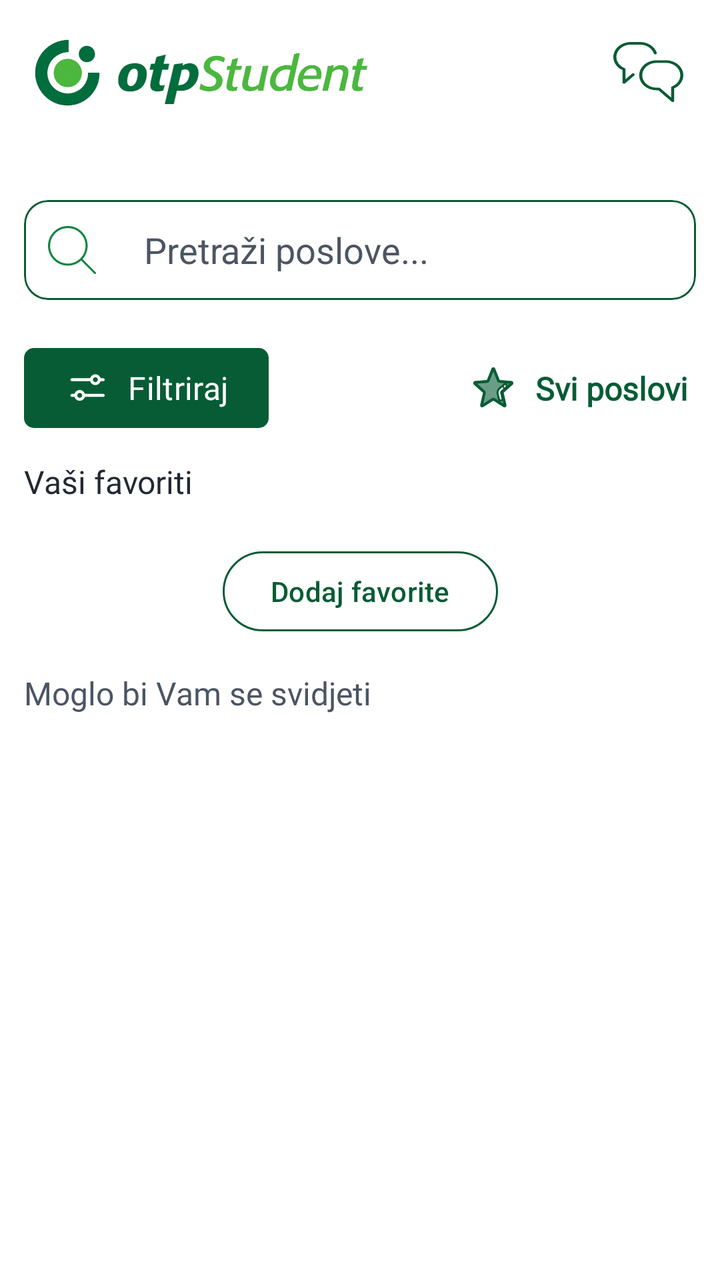
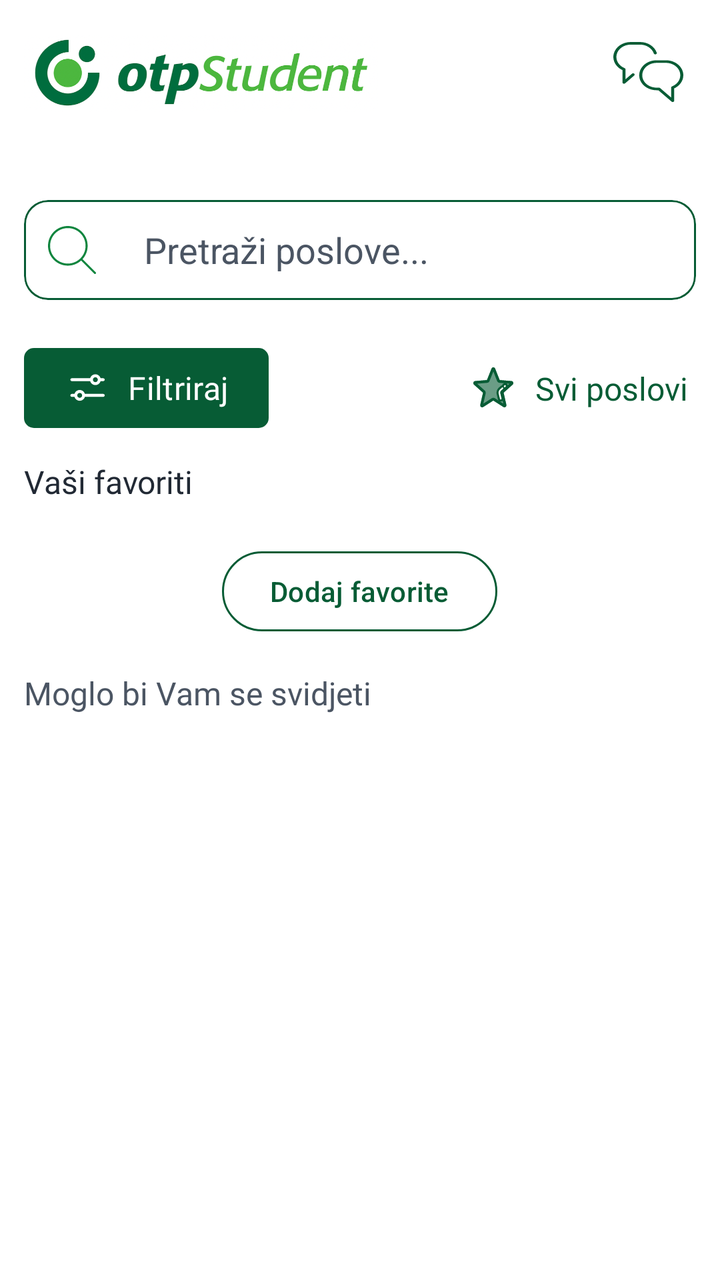

Before-and-after screenshots of an Android layout around one commit, followed by the original layout XML and the change that was made.
<!-- AndroidManifest.xml: application theme Theme.OTPStudent -->
<!-- res/layout/fragment_jobs_favorites.xml -->
<?xml version="1.0" encoding="utf-8"?>
<androidx.constraintlayout.widget.ConstraintLayout xmlns:android="http://schemas.android.com/apk/res/android"
    xmlns:app="http://schemas.android.com/apk/res-auto"
    xmlns:tools="http://schemas.android.com/tools"
    android:layout_width="match_parent"
    android:layout_height="match_parent"
    android:background="@android:color/white"
    tools:context="ui.jobs.JobsFavoritesFragment">

    <include
        android:id="@+id/header"
        layout="@layout/view_header"
        android:layout_width="0dp"
        android:layout_height="wrap_content"
        app:layout_constraintTop_toTopOf="parent"
        app:layout_constraintStart_toStartOf="parent"
        app:layout_constraintEnd_toEndOf="parent" />

    <androidx.constraintlayout.widget.ConstraintLayout
        android:id="@+id/content"
        android:layout_width="0dp"
        android:layout_height="0dp"
        android:paddingHorizontal="12dp"
        android:paddingTop="12dp"
        app:layout_constraintTop_toBottomOf="@id/header"
        app:layout_constraintBottom_toBottomOf="parent"
        app:layout_constraintStart_toStartOf="parent"
        app:layout_constraintEnd_toEndOf="parent">

        
        <com.google.android.material.card.MaterialCardView
            android:id="@+id/layoutSearch"
            android:layout_width="0dp"
            android:layout_height="50dp"
            android:layout_marginTop="12dp"
            android:backgroundTint="@color/white"
            app:cardCornerRadius="12dp"
            app:cardElevation="0dp"
            app:layout_constraintStart_toStartOf="parent"
            app:layout_constraintEnd_toEndOf="parent"
            app:layout_constraintTop_toTopOf="parent"
            app:strokeColor="@color/otp_green"
            app:strokeWidth="1dp">

            <androidx.constraintlayout.widget.ConstraintLayout
                android:layout_width="match_parent"
                android:layout_height="match_parent">

                <FrameLayout
                    android:id="@+id/iconContainer"
                    android:layout_width="48dp"
                    android:layout_height="0dp"
                    android:gravity="center"
                    app:layout_constraintTop_toTopOf="parent"
                    app:layout_constraintBottom_toBottomOf="parent"
                    app:layout_constraintStart_toStartOf="parent">

                    <ImageView
                        android:id="@+id/ivSearch"
                        android:layout_width="match_parent"
                        android:layout_height="match_parent"
                        android:contentDescription="@string/search_icon"
                        android:padding="12dp"
                        android:src="@drawable/ic_search" />
                </FrameLayout>

                <FrameLayout
                    android:id="@+id/searchContainer"
                    android:layout_width="0dp"
                    android:layout_height="0dp"
                    app:layout_constraintTop_toTopOf="parent"
                    app:layout_constraintBottom_toBottomOf="parent"
                    app:layout_constraintStart_toEndOf="@id/iconContainer"
                    app:layout_constraintEnd_toEndOf="parent">

                    <com.google.android.material.textfield.TextInputEditText
                        android:id="@+id/etSearch"
                        android:layout_width="match_parent"
                        android:layout_height="match_parent"
                        android:autofillHints=""
                        android:background="@android:color/transparent"
                        android:hint="Pretraži poslove..."
                        android:inputType="text"
                        android:paddingHorizontal="12dp"
                        android:singleLine="true"
                        android:textColor="@color/black"
                        android:textColorHint="@color/otp_grey_dark" />
                </FrameLayout>

            </androidx.constraintlayout.widget.ConstraintLayout>

        </com.google.android.material.card.MaterialCardView>

        <androidx.constraintlayout.widget.ConstraintLayout
            android:id="@+id/filterRow"
            android:layout_width="0dp"
            android:layout_height="wrap_content"
            android:layout_marginTop="20dp"
            app:layout_constraintTop_toBottomOf="@id/layoutSearch"
            app:layout_constraintStart_toStartOf="parent"
            app:layout_constraintEnd_toEndOf="parent">

            <com.google.android.material.button.MaterialButton
                android:id="@+id/btnFilter"
                style="@style/Tekst"
                android:layout_width="wrap_content"
                android:layout_height="wrap_content"
                android:drawableLeft="@drawable/ic_filter"
                android:drawablePadding="6dp"
                android:gravity="center_vertical"
                android:paddingHorizontal="20dp"
                android:paddingVertical="5dp"
                android:text="Filtriraj"
                android:textColor="@color/white"
                app:backgroundTint="@color/otp_green_dark"
                app:cornerRadius="5dp"
                app:drawableTint="@color/white"
                app:layout_constraintStart_toStartOf="parent"
                app:layout_constraintTop_toTopOf="parent"
                app:layout_constraintBottom_toBottomOf="parent" />

            <TextView
                android:id="@+id/btnFavourites"
                style="@style/TekstInterakcija"
                android:layout_width="wrap_content"
                android:layout_height="wrap_content"
                android:layout_marginEnd="4dp"
                android:drawableLeft="@drawable/ic_favorite_filled"
                android:drawablePadding="10dp"
                android:gravity="center_vertical"
                android:text="Svi poslovi"
                android:textStyle="bold"
                app:drawableTint="@color/otp_green_dark"
                app:layout_constraintEnd_toEndOf="parent"
                app:layout_constraintTop_toTopOf="parent"
                app:layout_constraintBottom_toBottomOf="parent" />

            <TextView
                android:id="@+id/tvActiveFilters"
                style="@style/Tekst"
                android:layout_width="0dp"
                android:layout_height="wrap_content"
                android:layout_marginStart="8dp"
                android:layout_marginEnd="8dp"
                android:ellipsize="end"
                android:singleLine="true"
                android:textColor="@color/otp_grey"
                android:visibility="gone"
                app:layout_constraintStart_toEndOf="@id/btnFilter"
                app:layout_constraintEnd_toStartOf="@id/btnFavourites"
                app:layout_constraintTop_toTopOf="parent"
                app:layout_constraintBottom_toBottomOf="parent" />

        </androidx.constraintlayout.widget.ConstraintLayout>

        <TextView
            android:id="@+id/tvFavoritesTitle"
            style="@style/Tekst"
            android:layout_width="0dp"
            android:layout_height="wrap_content"
            android:text="Vaši favoriti"
            android:layout_marginTop="12dp"
            app:layout_constraintTop_toBottomOf="@id/filterRow"
            app:layout_constraintStart_toStartOf="parent"
            app:layout_constraintEnd_toEndOf="parent" />

        <TextView
            android:id="@+id/tvEmptyFavorites"
            android:layout_width="wrap_content"
            android:layout_height="wrap_content"
            android:layout_margin="12dp"
            android:text="Trenutno nema omiljenih poslova."
            android:textColor="@color/otp_grey"
            android:textSize="14sp"
            android:visibility="gone"
            app:layout_constraintBottom_toTopOf="@+id/btnAddFavorites"
            app:layout_constraintEnd_toEndOf="parent"
            app:layout_constraintStart_toStartOf="parent"
            app:layout_constraintTop_toBottomOf="@id/tvFavoritesTitle" />

        <androidx.recyclerview.widget.RecyclerView
            android:id="@+id/rvFavorites"
            android:layout_width="0dp"
            android:layout_height="wrap_content"
            android:layout_marginTop="8dp"
            app:layout_constraintTop_toBottomOf="@id/tvFavoritesTitle"
            app:layout_constraintStart_toStartOf="parent"
            app:layout_constraintEnd_toEndOf="parent" />

        <com.google.android.material.button.MaterialButton
            android:id="@+id/btnAddFavorites"
            android:layout_width="wrap_content"
            android:layout_height="wrap_content"
            android:text="Dodaj favorite"
            android:textAllCaps="false"
            android:layout_marginTop="12dp"
            app:cornerRadius="20dp"
            app:strokeWidth="1dp"
            app:strokeColor="@color/otp_green_dark"
            app:backgroundTint="@android:color/transparent"
            android:textColor="@color/otp_green_dark"
            app:layout_constraintTop_toBottomOf="@id/rvFavorites"
            app:layout_constraintStart_toStartOf="parent"
            app:layout_constraintEnd_toEndOf="parent" />

        <TextView
            android:id="@+id/tvRecommendationsTitle"
            style="@style/Tekst"
            android:layout_width="0dp"
            android:layout_height="wrap_content"
            android:text="Moglo bi Vam se svidjeti"
            android:textColor="@color/otp_grey_dark"
            android:layout_marginTop="16dp"
            app:layout_constraintTop_toBottomOf="@id/btnAddFavorites"
            app:layout_constraintStart_toStartOf="parent"
            app:layout_constraintEnd_toEndOf="parent" />

        <androidx.recyclerview.widget.RecyclerView
            android:id="@+id/rvRecommendations"
            android:layout_width="0dp"
            android:layout_height="0dp"
            android:layout_marginTop="8dp"
            app:layout_constraintTop_toBottomOf="@id/tvRecommendationsTitle"
            app:layout_constraintBottom_toBottomOf="parent"
            app:layout_constraintStart_toStartOf="parent"
            app:layout_constraintEnd_toEndOf="parent" />

    </androidx.constraintlayout.widget.ConstraintLayout>

</androidx.constraintlayout.widget.ConstraintLayout>
<!-- res/layout/view_header.xml (included above) -->
<?xml version="1.0" encoding="utf-8"?>
<LinearLayout xmlns:android="http://schemas.android.com/apk/res/android"
    xmlns:app="http://schemas.android.com/apk/res-auto"
    android:id="@+id/topBar"
    android:layout_width="match_parent"
    android:layout_height="wrap_content"
    android:orientation="horizontal"
    android:paddingStart="12dp"
    android:paddingEnd="12dp"
    android:paddingTop="12dp"
    android:paddingBottom="16dp"
    android:gravity="center_vertical">

    <ImageView
        android:id="@+id/imgLogo"
        android:layout_width="0dp"
        android:layout_height="40dp"
        android:layout_weight="1"
        android:src="@drawable/otp_student_logo"
        android:adjustViewBounds="true"
        android:scaleType="fitStart"
        android:contentDescription="@string/cd_app_logo" />

    <ImageButton
        android:id="@+id/btnChatbot"
        android:layout_width="48dp"
        android:layout_height="48dp"
        android:background="?attr/selectableItemBackgroundBorderless"
        android:padding="5dp"
        android:src="@drawable/ic_chat"
        app:tint="@color/otp_green_dark"
        android:contentDescription="@string/cd_open_chatbot" />

</LinearLayout>
<!-- resources referenced by this layout -->
<resources>
  <color name="black">#212934</color>
  <color name="otp_green">#075C35</color>
  <color name="otp_green_dark">#075C35</color>
  <color name="otp_grey">#898989</color>
  <color name="otp_grey_dark">#4B5563</color>
  <color name="white">#FFFFFFFF</color>
  <!-- drawable ic_chat: vector/xml drawable (drawable, 2050 chars, omitted) -->
  <!-- drawable ic_favorite_filled: vector/xml drawable (drawable, 20084 chars, omitted) -->
  <!-- drawable ic_filter: vector/xml drawable (drawable, 2233 chars, omitted) -->
  <!-- drawable ic_search (drawable) -->
  <vector xmlns:android="http://schemas.android.com/apk/res/android"
      android:width="20dp"
      android:height="20dp"
      android:viewportWidth="20"
      android:viewportHeight="20">
    <path
        android:pathData="M14.22,13.603C14.05,13.433 13.776,13.433 13.606,13.603C13.436,13.773 13.436,14.051 13.606,14.221L14.22,13.603ZM19.258,19.872C19.428,20.042 19.702,20.042 19.872,19.872C20.042,19.702 20.042,19.424 19.872,19.254L19.258,19.872ZM15.652,8.26C15.652,12.343 12.344,15.651 8.261,15.651V16.52C12.823,16.52 16.522,12.82 16.522,8.26H15.652ZM8.261,15.651C4.178,15.651 0.87,12.343 0.87,8.26H0C0,12.82 3.699,16.52 8.261,16.52V15.651ZM0.87,8.26C0.87,4.177 4.178,0.869 8.261,0.869V0C3.699,0 0,3.701 0,8.26H0.87ZM8.261,0.869C12.344,0.869 15.652,4.177 15.652,8.26H16.522C16.522,3.701 12.823,0 8.261,0V0.869ZM13.606,14.221L19.258,19.872L19.872,19.254L14.22,13.603L13.606,14.221Z"
        android:fillColor="#0F853E"/>
  </vector>
  <!-- drawable otp_student_logo: png bitmap (drawable, 175064 bytes) -->
  <string name="cd_app_logo">OTP Student logo</string>
  <string name="cd_open_chatbot">Otvori chatbot</string>
  <string name="search_icon">Ikona pretraživanja</string>
  <style name="Tekst">
          <item name="android:textColor">@color/black</item>
          <item name="android:textSize">16sp</item>
          <item name="android:fontFamily">@font/sf_pro_display_regular</item>
      </style>
  <style name="TekstInterakcija">
          <item name="android:textColor">@color/otp_green_dark</item>
          <item name="android:textSize">16sp</item>
          <item name="android:fontFamily">@font/sf_pro_display_regular</item>
      </style>
  <style name="Theme.OTPStudent" parent="Theme.Material3.Light.NoActionBar">
          <item name="colorPrimary">@color/otp_green</item>
          <item name="colorSecondary">@color/otp_green_dark</item>
          <item name="colorControlHighlight">@android:color/transparent</item>
          <item name="colorSecondaryContainer">@android:color/transparent</item>
          <item name="colorSurface">@android:color/white</item>
          <item name="android:colorBackground">@android:color/white</item>
      </style>
</resources>

<!-- the commit's change to res/layout/fragment_jobs_favorites.xml (unified diff, before → after) -->
@@ -16,216 +16,205 @@
         app:layout_constraintStart_toStartOf="parent"
         app:layout_constraintEnd_toEndOf="parent" />
 
-    <androidx.constraintlayout.widget.ConstraintLayout
-        android:id="@+id/content"
+    <androidx.core.widget.NestedScrollView
+        android:id="@+id/scroll"
         android:layout_width="0dp"
         android:layout_height="0dp"
-        android:paddingHorizontal="12dp"
-        android:paddingTop="12dp"
+        android:fillViewport="true"
+        android:clipToPadding="false"
         app:layout_constraintTop_toBottomOf="@id/header"
         app:layout_constraintBottom_toBottomOf="parent"
         app:layout_constraintStart_toStartOf="parent"
         app:layout_constraintEnd_toEndOf="parent">
 
-        
-        <com.google.android.material.card.MaterialCardView
-            android:id="@+id/layoutSearch"
-            android:layout_width="0dp"
-            android:layout_height="50dp"
-            android:layout_marginTop="12dp"
-            android:backgroundTint="@color/white"
-            app:cardCornerRadius="12dp"
-            app:cardElevation="0dp"
-            app:layout_constraintStart_toStartOf="parent"
-            app:layout_constraintEnd_toEndOf="parent"
-            app:layout_constraintTop_toTopOf="parent"
-            app:strokeColor="@color/otp_green"
-            app:strokeWidth="1dp">
-
+        <LinearLayout
+            android:id="@+id/content"
+            android:layout_width="match_parent"
+            android:layout_height="wrap_content"
+            android:orientation="vertical"
+            android:paddingHorizontal="12dp"
+            android:paddingTop="12dp"
+            android:paddingBottom="24dp">
+
+            
+            <com.google.android.material.card.MaterialCardView
+                android:id="@+id/layoutSearch"
+                android:layout_width="match_parent"
+                android:layout_height="50dp"
+                android:layout_marginTop="12dp"
+                android:backgroundTint="@color/white"
+                app:cardCornerRadius="12dp"
+                app:cardElevation="0dp"
+                app:strokeColor="@color/otp_green"
+                app:strokeWidth="1dp">
+
+                <androidx.constraintlayout.widget.ConstraintLayout
+                    android:layout_width="match_parent"
+                    android:layout_height="match_parent">
+
+                    <FrameLayout
+                        android:id="@+id/iconContainer"
+                        android:layout_width="48dp"
+                        android:layout_height="0dp"
+                        android:gravity="center"
+                        app:layout_constraintTop_toTopOf="parent"
+                        app:layout_constraintBottom_toBottomOf="parent"
+                        app:layout_constraintStart_toStartOf="parent">
+
+                        <ImageView
+                            android:id="@+id/ivSearch"
+                            android:layout_width="match_parent"
+                            android:layout_height="match_parent"
+                            android:contentDescription="@string/search_icon"
+                            android:padding="12dp"
+                            android:src="@drawable/ic_search" />
+                    </FrameLayout>
+
+                    <FrameLayout
+                        android:id="@+id/searchContainer"
+                        android:layout_width="0dp"
+                        android:layout_height="0dp"
+                        app:layout_constraintTop_toTopOf="parent"
+                        app:layout_constraintBottom_toBottomOf="parent"
+                        app:layout_constraintStart_toEndOf="@id/iconContainer"
+                        app:layout_constraintEnd_toEndOf="parent">
+
+                        <com.google.android.material.textfield.TextInputEditText
+                            android:id="@+id/etSearch"
+                            android:layout_width="match_parent"
+                            android:layout_height="match_parent"
+                            android:autofillHints=""
+                            android:background="@android:color/transparent"
+                            android:hint="Pretraži poslove..."
+                            android:inputType="text"
+                            android:paddingHorizontal="12dp"
+                            android:singleLine="true"
+                            android:textColor="@color/black"
+                            android:textColorHint="@color/otp_grey_dark" />
+                    </FrameLayout>
+
+                </androidx.constraintlayout.widget.ConstraintLayout>
+            </com.google.android.material.card.MaterialCardView>
+
+            
             <androidx.constraintlayout.widget.ConstraintLayout
-                android:layout_width="match_parent"
-                android:layout_height="match_parent">
-
-                <FrameLayout
-                    android:id="@+id/iconContainer"
-                    android:layout_width="48dp"
-                    android:layout_height="0dp"
-                    android:gravity="center"
+                android:id="@+id/filterRow"
+                android:layout_width="match_parent"
+                android:layout_height="wrap_content"
+                android:layout_marginTop="20dp">
+
+                <com.google.android.material.button.MaterialButton
+                    android:id="@+id/btnFilter"
+                    style="@style/Tekst"
+                    android:layout_width="wrap_content"
+                    android:layout_height="wrap_content"
+                    android:drawableLeft="@drawable/ic_filter"
+                    android:drawablePadding="6dp"
+                    android:gravity="center_vertical"
+                    android:paddingHorizontal="20dp"
+                    android:paddingVertical="5dp"
+                    android:text="Filtriraj"
+                    android:textColor="@color/white"
+                    app:backgroundTint="@color/otp_green_dark"
+                    app:cornerRadius="5dp"
+                    app:drawableTint="@color/white"
+                    app:layout_constraintStart_toStartOf="parent"
                     app:layout_constraintTop_toTopOf="parent"
-                    app:layout_constraintBottom_toBottomOf="parent"
-                    app:layout_constraintStart_toStartOf="parent">
-
-                    <ImageView
-                        android:id="@+id/ivSearch"
-                        android:layout_width="match_parent"
-                        android:layout_height="match_parent"
-                        android:contentDescription="@string/search_icon"
-                        android:padding="12dp"
-                        android:src="@drawable/ic_search" />
-                </FrameLayout>
-
-                <FrameLayout
-                    android:id="@+id/searchContainer"
+                    app:layout_constraintBottom_toBottomOf="parent" />
+
+                <TextView
+                    android:id="@+id/btnFavourites"
+                    style="@style/TekstInterakcija"
+                    android:layout_width="wrap_content"
+                    android:layout_height="wrap_content"
+                    android:layout_marginEnd="4dp"
+                    android:drawableLeft="@drawable/ic_favorite_filled"
+                    android:drawablePadding="10dp"
+                    android:gravity="center_vertical"
+                    android:text="Svi poslovi"
+                    app:drawableTint="@color/otp_green_dark"
+                    app:layout_constraintEnd_toEndOf="parent"
+                    app:layout_constraintTop_toTopOf="parent"
+                    app:layout_constraintBottom_toBottomOf="parent" />
+
+                <TextView
+                    android:id="@+id/tvActiveFilters"
+                    style="@style/Tekst"
                     android:layout_width="0dp"
-                    android:layout_height="0dp"
+                    android:layout_height="wrap_content"
+                    android:layout_marginStart="8dp"
+                    android:layout_marginEnd="8dp"
+                    android:ellipsize="end"
+                    android:singleLine="true"
+                    android:textColor="@color/otp_grey"
+                    android:visibility="gone"
+                    app:layout_constraintStart_toEndOf="@id/btnFilter"
+                    app:layout_constraintEnd_toStartOf="@id/btnFavourites"
                     app:layout_constraintTop_toTopOf="parent"
-                    app:layout_constraintBottom_toBottomOf="parent"
-                    app:layout_constraintStart_toEndOf="@id/iconContainer"
-                    app:layout_constraintEnd_toEndOf="parent">
-
-                    <com.google.android.material.textfield.TextInputEditText
-                        android:id="@+id/etSearch"
-                        android:layout_width="match_parent"
-                        android:layout_height="match_parent"
-                        android:autofillHints=""
-                        android:background="@android:color/transparent"
-                        android:hint="Pretraži poslove..."
-                        android:inputType="text"
-                        android:paddingHorizontal="12dp"
-                        android:singleLine="true"
-                        android:textColor="@color/black"
-                        android:textColorHint="@color/otp_grey_dark" />
-                </FrameLayout>
+                    app:layout_constraintBottom_toBottomOf="parent" />
 
             </androidx.constraintlayout.widget.ConstraintLayout>
 
-        </com.google.android.material.card.MaterialCardView>
-
-        <androidx.constraintlayout.widget.ConstraintLayout
-            android:id="@+id/filterRow"
-            android:layout_width="0dp"
-            android:layout_height="wrap_content"
-            android:layout_marginTop="20dp"
-            app:layout_constraintTop_toBottomOf="@id/layoutSearch"
-            app:layout_constraintStart_toStartOf="parent"
-            app:layout_constraintEnd_toEndOf="parent">
+            
+            <TextView
+                android:id="@+id/tvFavoritesTitle"
+                style="@style/Tekst"
+                android:layout_width="match_parent"
+                android:layout_height="wrap_content"
+                android:layout_marginTop="12dp"
+                android:text="Vaši favoriti" />
+
+            <TextView
+                android:id="@+id/tvEmptyFavorites"
+                android:layout_width="match_parent"
+                android:layout_height="wrap_content"
+                android:layout_marginTop="12dp"
+                android:text="Trenutno nema omiljenih poslova."
+                android:textColor="@color/otp_grey"
+                android:textSize="14sp"
+                android:visibility="gone" />
+
+            <androidx.recyclerview.widget.RecyclerView
+                android:id="@+id/rvFavorites"
+                android:layout_width="match_parent"
+                android:layout_height="wrap_content"
+                android:layout_marginTop="8dp"
+                android:nestedScrollingEnabled="false" />
 
             <com.google.android.material.button.MaterialButton
-                android:id="@+id/btnFilter"
+                android:id="@+id/btnAddFavorites"
+                android:layout_width="wrap_content"
+                android:layout_height="wrap_content"
+                android:layout_marginTop="12dp"
+                android:text="Dodaj favorite"
+                android:textAllCaps="false"
+                app:cornerRadius="20dp"
+                app:strokeWidth="1dp"
+                app:strokeColor="@color/otp_green_dark"
+                app:backgroundTint="@android:color/transparent"
+                android:textColor="@color/otp_green_dark"
+                android:layout_gravity="center_horizontal" />
+
+            
+            <TextView
+                android:id="@+id/tvRecommendationsTitle"
                 style="@style/Tekst"
-                android:layout_width="wrap_content"
-                android:layout_height="wrap_content"
-                android:drawableLeft="@drawable/ic_filter"
-                android:drawablePadding="6dp"
-                android:gravity="center_vertical"
-                android:paddingHorizontal="20dp"
-                android:paddingVertical="5dp"
-                android:text="Filtriraj"
-                android:textColor="@color/white"
-                app:backgroundTint="@color/otp_green_dark"
-                app:cornerRadius="5dp"
-                app:drawableTint="@color/white"
-                app:layout_constraintStart_toStartOf="parent"
-                app:layout_constraintTop_toTopOf="parent"
-                app:layout_constraintBottom_toBottomOf="parent" />
-
-            <TextView
-                android:id="@+id/btnFavourites"
-                style="@style/TekstInterakcija"
-                android:layout_width="wrap_content"
-                android:layout_height="wrap_content"
-                android:layout_marginEnd="4dp"
-                android:drawableLeft="@drawable/ic_favorite_filled"
-                android:drawablePadding="10dp"
-                android:gravity="center_vertical"
-                android:text="Svi poslovi"
-                android:textStyle="bold"
-                app:drawableTint="@color/otp_green_dark"
-                app:layout_constraintEnd_toEndOf="parent"
-                app:layout_constraintTop_toTopOf="parent"
-                app:layout_constraintBottom_toBottomOf="parent" />
-
-            <TextView
-                android:id="@+id/tvActiveFilters"
-                style="@style/Tekst"
-                android:layout_width="0dp"
-                android:layout_height="wrap_content"
-                android:layout_marginStart="8dp"
-                android:layout_marginEnd="8dp"
-                android:ellipsize="end"
-                android:singleLine="true"
-                android:textColor="@color/otp_grey"
-                android:visibility="gone"
-                app:layout_constraintStart_toEndOf="@id/btnFilter"
-                app:layout_constraintEnd_toStartOf="@id/btnFavourites"
-                app:layout_constraintTop_toTopOf="parent"
-                app:layout_constraintBottom_toBottomOf="parent" />
-
-        </androidx.constraintlayout.widget.ConstraintLayout>
-
-        <TextView
-            android:id="@+id/tvFavoritesTitle"
-            style="@style/Tekst"
-            android:layout_width="0dp"
-            android:layout_height="wrap_content"
-            android:text="Vaši favoriti"
-            android:layout_marginTop="12dp"
-            app:layout_constraintTop_toBottomOf="@id/filterRow"
-            app:layout_constraintStart_toStartOf="parent"
-            app:layout_constraintEnd_toEndOf="parent" />
-
-        <TextView
-            android:id="@+id/tvEmptyFavorites"
-            android:layout_width="wrap_content"
-            android:layout_height="wrap_content"
-            android:layout_margin="12dp"
-            android:text="Trenutno nema omiljenih poslova."
-            android:textColor="@color/otp_grey"
-            android:textSize="14sp"
-            android:visibility="gone"
-            app:layout_constraintBottom_toTopOf="@+id/btnAddFavorites"
-            app:layout_constraintEnd_toEndOf="parent"
-            app:layout_constraintStart_toStartOf="parent"
-            app:layout_constraintTop_toBottomOf="@id/tvFavoritesTitle" />
-
-        <androidx.recyclerview.widget.RecyclerView
-            android:id="@+id/rvFavorites"
-            android:layout_width="0dp"
-            android:layout_height="wrap_content"
-            android:layout_marginTop="8dp"
-            app:layout_constraintTop_toBottomOf="@id/tvFavoritesTitle"
-            app:layout_constraintStart_toStartOf="parent"
-            app:layout_constraintEnd_toEndOf="parent" />
-
-        <com.google.android.material.button.MaterialButton
-            android:id="@+id/btnAddFavorites"
-            android:layout_width="wrap_content"
-            android:layout_height="wrap_content"
-            android:text="Dodaj favorite"
-            android:textAllCaps="false"
-            android:layout_marginTop="12dp"
-            app:cornerRadius="20dp"
-            app:strokeWidth="1dp"
-            app:strokeColor="@color/otp_green_dark"
-            app:backgroundTint="@android:color/transparent"
-            android:textColor="@color/otp_green_dark"
-            app:layout_constraintTop_toBottomOf="@id/rvFavorites"
-            app:layout_constraintStart_toStartOf="parent"
-            app:layout_constraintEnd_toEndOf="parent" />
-
-        <TextView
-            android:id="@+id/tvRecommendationsTitle"
-            style="@style/Tekst"
-            android:layout_width="0dp"
-            android:layout_height="wrap_content"
-            android:text="Moglo bi Vam se svidjeti"
-            android:textColor="@color/otp_grey_dark"
-            android:layout_marginTop="16dp"
-            app:layout_constraintTop_toBottomOf="@id/btnAddFavorites"
-            app:layout_constraintStart_toStartOf="parent"
-            app:layout_constraintEnd_toEndOf="parent" />
-
-        <androidx.recyclerview.widget.RecyclerView
-            android:id="@+id/rvRecommendations"
-            android:layout_width="0dp"
-            android:layout_height="0dp"
-            android:layout_marginTop="8dp"
-            app:layout_constraintTop_toBottomOf="@id/tvRecommendationsTitle"
-            app:layout_constraintBottom_toBottomOf="parent"
-            app:layout_constraintStart_toStartOf="parent"
-            app:layout_constraintEnd_toEndOf="parent" />
-
-    </androidx.constraintlayout.widget.ConstraintLayout>
+                android:layout_width="match_parent"
+                android:layout_height="wrap_content"
+                android:layout_marginTop="16dp"
+                android:text="Moglo bi Vam se svidjeti"
+                android:textColor="@color/otp_grey_dark" />
+
+            <androidx.recyclerview.widget.RecyclerView
+                android:id="@+id/rvRecommendations"
+                android:layout_width="match_parent"
+                android:layout_height="wrap_content"
+                android:layout_marginTop="8dp"
+                android:nestedScrollingEnabled="false" />
+
+        </LinearLayout>
+
+    </androidx.core.widget.NestedScrollView>
 
 </androidx.constraintlayout.widget.ConstraintLayout>
 <!-- res/layout/view_header.xml (included above) -->
